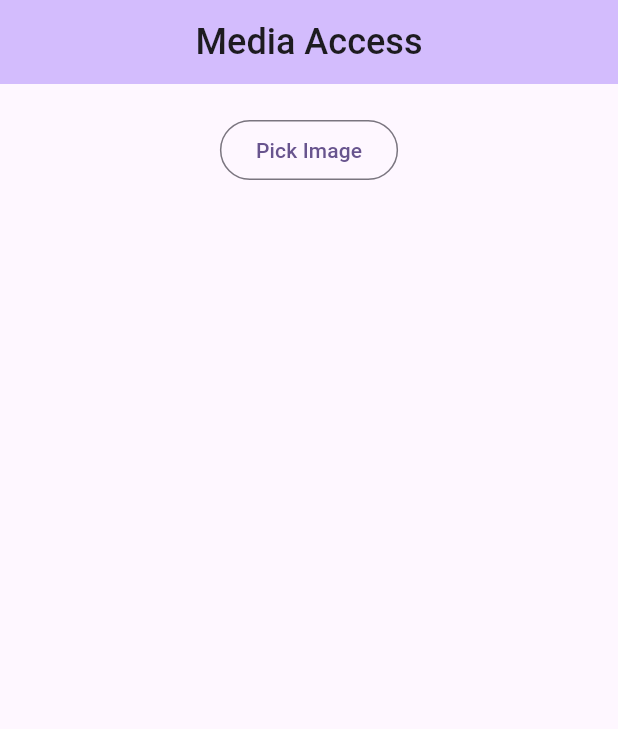
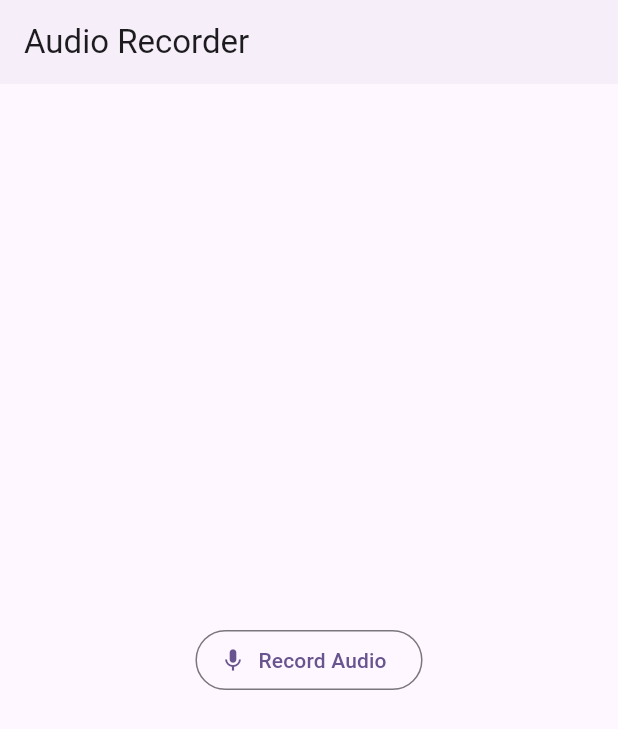
Before and after one commit to noura2tarek/Device_Features_App, a Flutter app: the screen it shows after launch, on a phone screen of 412 x 824 dp. Shown: the top 729 px of the screen. Run offline on Flutter 3.47's test engine with Material 3 defaults, Android fonts, the phone set to English and light mode, and no system bars; our stand-ins replace permission_handler; missing offline and left inert: flutter_sound.

Commit message:
Record Audio feature

```diff
--- a/lib/home_page.dart
+++ b/lib/home_page.dart
@@ -1,91 +1,151 @@
 import 'dart:developer';
+import 'package:flutter/material.dart';
 import 'dart:io';
-import 'package:flutter/material.dart';
-import 'package:image_picker/image_picker.dart';
+import 'package:flutter_sound/flutter_sound.dart';
+import 'package:path_provider/path_provider.dart';
+import 'package:permission_handler/permission_handler.dart';
 
 class MyHomePage extends StatefulWidget {
-  const MyHomePage({super.key, required this.title});
-
+  @override
+  _MyHomePageState createState() => _MyHomePageState();
   final String title;
 
-  @override
-  State<MyHomePage> createState() => _MyHomePageState();
+  const MyHomePage({super.key, required this.title});
 }
 
 class _MyHomePageState extends State<MyHomePage> {
-  List<File> pickedImages = [];
-  final ImagePicker picker = ImagePicker();
+  final FlutterSoundRecorder _recorder = FlutterSoundRecorder();
+  final FlutterSoundPlayer _player = FlutterSoundPlayer();
 
-  //-- Pick Multiple Image Method --//
-  Future<void> _pickMultipleImage() async {
-    // We don't need to check permission as this already handled by image_picker
-    // Pick multiple images.
-    final List<XFile> images = await picker.pickMultiImage();
-    if (images.isNotEmpty) {
-      log('picked images count is ${images.length}');
+  bool _isRecording = false;
+  bool _isPlaying = false;
+  bool _isRecordingCompleted = false;
+  String? _filePath;
 
-      setState(() {
-        pickedImages = images.map((e) => File(e.path)).toList();
-      });
-    } else {
-      log('No image selected');
+  @override
+  void initState() {
+    super.initState();
+    _initialize();
+  }
+
+//----------------- Methods -----------------//
+  // Check microphone permission method
+  Future<void> _checkPermissions() async {
+    var status = await Permission.microphone.request();
+    if (status.isDenied) {
+      log("The Microphone permission has been denied");
     }
   }
+
+  // Get temporary directory to store audio
+  _getTempDir() async {
+    Directory tempDir = await getTemporaryDirectory();
+    _filePath = '${tempDir.path}/recording.aac';
+    setState(() {});
+  }
+
+  // initialize method
+  Future<void> _initialize() async {
+    await _checkPermissions();
+    await _recorder.openRecorder();
+    await _player.openPlayer();
+    // Get temp directory
+    _getTempDir();
+  }
+
+  // Start recording method
+  Future<void> _startRecording() async {
+    // Start recording
+    await _recorder.startRecorder(
+      toFile: _filePath,
+      audioSource: AudioSource.microphone,
+      codec: Codec.aacADTS,
+    );
+    setState(() {
+      _isRecording = true;
+    });
+  }
+
+  // Stop recording method
+  Future<void> _stopRecording() async {
+    await _recorder.stopRecorder();
+    setState(() {
+      _isRecording = false;
+      _isRecordingCompleted = true;
+    });
+  }
+
+  // Play audio method
+  Future<void> _playRecording() async {
+    if (_filePath != null) {
+      await _player.startPlayer(
+          fromURI: _filePath!,
+          codec: Codec.aacADTS,
+          whenFinished: () {
+            setState(() {
+              _isPlaying = false;
+            });
+          });
+      setState(() {
+        _isPlaying = true;
+      });
+    }
+  }
+
+  // Stop playing audio method
+  Future<void> _stopPlayback() async {
+    await _player.stopPlayer();
+    setState(() {
+      _isPlaying = false;
+    });
+  }
+
+  //---------------- End of Methods -----------------//
+  ///////////////////////////////////////////////////
 
   @override
   Widget build(BuildContext context) {
     return Scaffold(
       appBar: AppBar(
-        backgroundColor: Theme.of(context).colorScheme.inversePrimary,
-        title: Text(
-          widget.title,
-          style: Theme.of(context)
-              .textTheme
-              .headlineSmall
-              ?.copyWith(fontWeight: FontWeight.w500),
-        ),
-        centerTitle: true,
+        title: Text(widget.title),
+        elevation: 1.0,
       ),
-      body: Padding(
-        padding: const EdgeInsets.symmetric(
-          vertical: 10.0,
-          horizontal: 16.0,
-        ),
+      body: Center(
         child: Column(
+          mainAxisAlignment: MainAxisAlignment.center,
           children: [
-            //-- Images Picked List --//
-            if (pickedImages.isNotEmpty)
-              Expanded(
-                child: ListView.builder(
-                  scrollDirection: Axis.vertical,
-                  itemBuilder: (context, index) {
-                    var image = pickedImages[index];
-                    return Padding(
-                      padding: const EdgeInsets.only(bottom: 10),
-                      child: Image.file(
-                        height: 200.0,
-                        width: double.infinity,
-                        image,
-                        fit: BoxFit.cover,
-                      ),
-                    );
-                  },
-                  itemCount: pickedImages.length,
-                ),
-              ),
-            //-- Pick Image button --//
-            Padding(
-              padding: const EdgeInsets.all(10.0),
-              child: Center(
-                child: OutlinedButton(
-                  onPressed: _pickMultipleImage,
-                  child: Text('Pick Image'),
-                ),
+            //-- Record audio button --//
+            OutlinedButton.icon(
+              icon: Icon(_isRecording ? Icons.stop : Icons.mic),
+              onPressed: _isRecording ? _stopRecording : _startRecording,
+              label: Text(_isRecording ? "Stop Recording.." : "Record Audio"),
+            ),
+            // loading indicator
+            Visibility(
+              visible: _isRecording || _isPlaying,
+              child: Padding(
+                padding: const EdgeInsets.symmetric(vertical: 8.0),
+                child: LinearProgressIndicator(),
               ),
             ),
+            //-- Play Audio button --//
+            if (_isRecordingCompleted)
+              OutlinedButton.icon(
+                icon: Icon(_isPlaying ? Icons.stop : Icons.play_arrow_outlined),
+                onPressed: _isPlaying ? _stopPlayback : _playRecording,
+                label: Text(_isPlaying ? 'Stop Playing..' : 'Play Audio'),
+              ),
           ],
         ),
       ),
     );
   }
+
+  //-- Dispose method --//
+  @override
+  void dispose() {
+    _recorder.closeRecorder();
+    _player.closePlayer();
+    super.dispose();
+  }
 }
--- a/lib/main.dart
+++ b/lib/main.dart
@@ -17,7 +17,7 @@ class MyApp extends StatelessWidget {
         colorScheme: ColorScheme.fromSeed(seedColor: Colors.deepPurple),
         useMaterial3: true,
       ),
-      home: const MyHomePage(title: 'Media Access'),
+      home:  MyHomePage(title: 'Audio Recorder',),
     );
   }
 }
--- a/pubspec.yaml
+++ b/pubspec.yaml
@@ -34,7 +34,9 @@ dependencies:
   # The following adds the Cupertino Icons font to your application.
   # Use with the CupertinoIcons class for iOS style icons.
   cupertino_icons: ^1.0.8
-  image_picker: ^1.1.2
+  flutter_sound: ^9.21.1
+  path_provider: ^2.1.5
+  permission_handler: ^11.3.1
 
 dev_dependencies:
   flutter_test:
```
Also changed, not shown: pubspec.lock, 7 other files.
